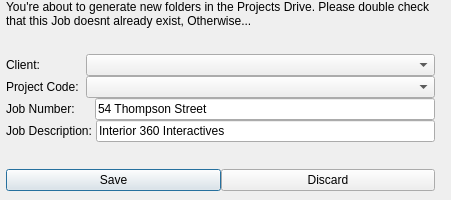
najar1412/po, file po/new_job_dialog.ui: the form before one commit.
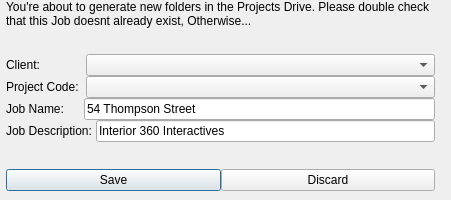
The form after the commit.

Patch:
```diff
--- a/po/new_job_dialog.ui
+++ b/po/new_job_dialog.ui
@@ -115,7 +115,7 @@
       <item>
        <widget class="QLabel" name="label_3">
         <property name="text">
-         <string>Job Number:      </string>
+         <string>Job Name:      </string>
         </property>
        </widget>
       </item>
```
